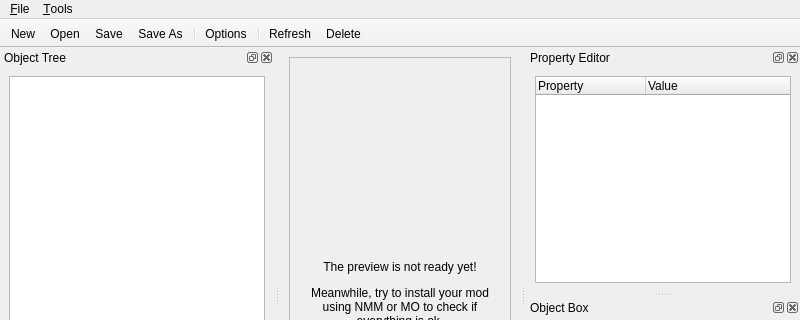
Qt form fomod/gui/templates/mainframe.ui (GandaG/fomod-designer) before a commit; both pictures show x 0 to 800 and y 0 to 320 of the 800 by 563 pixel window.
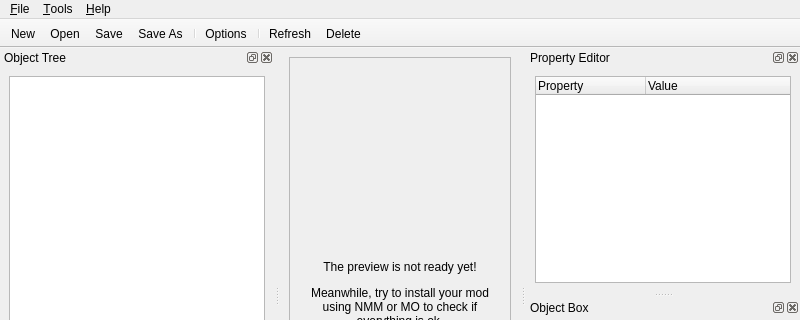
The same form after that commit. Icons and pictures are not drawn.

Commit message: Added help menu to main window.

Patch:
```diff
--- a/fomod/gui/templates/mainframe.ui
+++ b/fomod/gui/templates/mainframe.ui
@@ -75,8 +75,16 @@
     <addaction name="action_Refresh"/>
     <addaction name="action_Delete"/>
    </widget>
+   <widget class="QMenu" name="menuHelp">
+    <property name="title">
+     <string>&amp;Help</string>
+    </property>
+    <addaction name="action_About"/>
+    <addaction name="actionHe_lp"/>
+   </widget>
    <addaction name="menuFile"/>
    <addaction name="menu_Tools"/>
+   <addaction name="menuHelp"/>
   </widget>
   <widget class="QStatusBar" name="statusbar"/>
   <widget class="QToolBar" name="toolBar">
```
Left out of the diff: 12 changed lines with no effect on the pictures.
